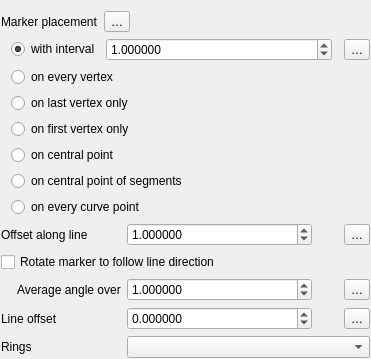
Old version of the form src/ui/symbollayer/widget_markerline.ui in the repository carsmie/QGIS.
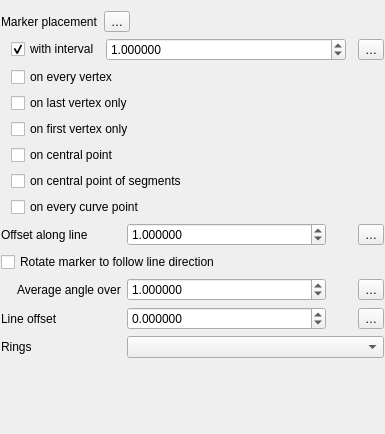
New version of the form. Custom widgets are drawn as their Qt base class.

Commit message:
Make placement options in marker and hash line symbol layers checkboxes instead of mutually exclusive buttons
Makes it considerably quicker to create a marker line with the
markers on the first AND last vertex, amongst other things...

Fixes #18433

Sponsored by North Road, thanks to SLYR

```diff
--- a/src/ui/symbollayer/widget_markerline.ui
+++ b/src/ui/symbollayer/widget_markerline.ui
@@ -6,8 +6,8 @@
    <rect>
     <x>0</x>
     <y>0</y>
-    <width>371</width>
-    <height>348</height>
+    <width>385</width>
+    <height>434</height>
    </rect>
   </property>
   <property name="windowTitle">
@@ -41,20 +41,6 @@
      <property name="bottomMargin">
       <number>0</number>
      </property>
-     <item row="5" column="1">
-      <widget class="QRadioButton" name="radVertexLast">
-       <property name="text">
-        <string>on last vertex only</string>
-       </property>
-      </widget>
-     </item>
-     <item row="9" column="1">
-      <widget class="QRadioButton" name="radCurvePoint">
-       <property name="text">
-        <string>on every curve point</string>
-       </property>
-      </widget>
-     </item>
      <item row="6" column="0">
       <spacer name="horizontalSpacer_2">
        <property name="orientation">
@@ -78,24 +64,10 @@
        </property>
       </widget>
      </item>
-     <item row="6" column="1">
-      <widget class="QRadioButton" name="radVertexFirst">
-       <property name="text">
-        <string>on first vertex only</string>
-       </property>
-      </widget>
-     </item>
-     <item row="4" column="1">
-      <widget class="QRadioButton" name="radVertex">
-       <property name="text">
-        <string>on every vertex</string>
-       </property>
-      </widget>
-     </item>
      <item row="3" column="1">
       <layout class="QHBoxLayout" name="horizontalLayout_4">
        <item>
-        <widget class="QRadioButton" name="radInterval">
+        <widget class="QCheckBox" name="mCheckInterval">
          <property name="text">
           <string>with interval</string>
          </property>
@@ -144,20 +116,48 @@
        </item>
       </layout>
      </item>
+     <item row="4" column="1">
+      <widget class="QCheckBox" name="mCheckVertex">
+       <property name="text">
+        <string>on every vertex</string>
+       </property>
+      </widget>
+     </item>
+     <item row="5" column="1">
+      <widget class="QCheckBox" name="mCheckVertexLast">
+       <property name="text">
+        <string>on last vertex only</string>
+       </property>
+      </widget>
+     </item>
+     <item row="6" column="1">
+      <widget class="QCheckBox" name="mCheckVertexFirst">
+       <property name="text">
+        <string>on first vertex only</string>
+       </property>
+      </widget>
+     </item>
      <item row="7" column="1">
-      <widget class="QRadioButton" name="radCentralPoint">
+      <widget class="QCheckBox" name="mCheckCentralPoint">
        <property name="text">
         <string>on central point</string>
        </property>
       </widget>
      </item>
      <item row="8" column="1">
-      <widget class="QRadioButton" name="radSegmentCentralPoint">
+      <widget class="QCheckBox" name="mCheckSegmentCentralPoint">
        <property name="text">
         <string>on central point of segments</string>
        </property>
       </widget>
      </item>
+     <item row="9" column="1">
+      <widget class="QCheckBox" name="mCheckCurvePoint">
+       <property name="text">
+        <string>on every curve point</string>
+       </property>
+      </widget>
+     </item>
     </layout>
    </item>
    <item row="5" column="1" colspan="2">
```
Left out of the diff: 14 changed lines with no effect on the pictures. The commit also changes 15 other files.
